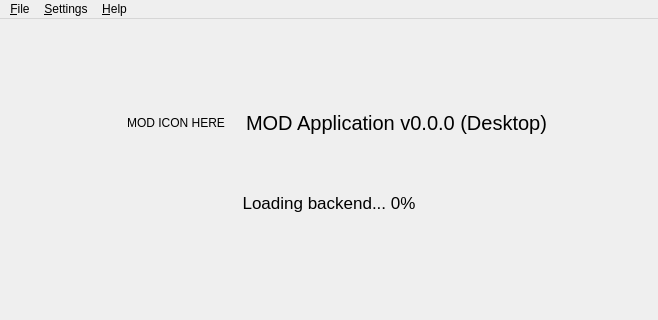
This is resources/ui/mod_host.ui in mod-audio/mod-app-legacy as Qt 5 draws it before an edit; both pictures show x 0 to 658 and y 0 to 320 of the 658 by 536 pixel window. The edited form follows.
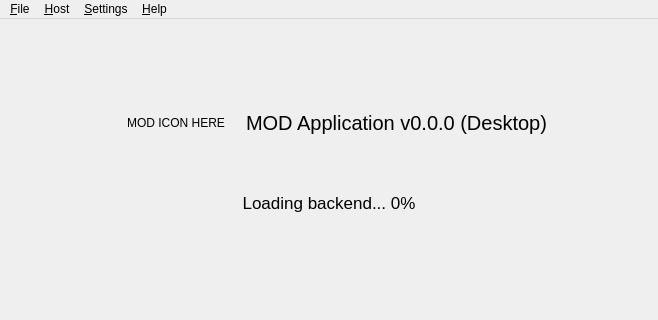
This is the edited form.

Commit message: Add "Host" menu group; Better handling of mod-host crashes

```diff
--- a/resources/ui/mod_host.ui
+++ b/resources/ui/mod_host.ui
@@ -184,7 +184,17 @@
     <addaction name="act_help_project"/>
     <addaction name="act_help_website"/>
    </widget>
+   <widget class="QMenu" name="menu_Host">
+    <property name="title">
+     <string>&amp;Host</string>
+    </property>
+    <addaction name="act_host_start"/>
+    <addaction name="act_host_stop"/>
+    <addaction name="separator"/>
+    <addaction name="act_host_configure"/>
+   </widget>
    <addaction name="menu_File"/>
+   <addaction name="menu_Host"/>
    <addaction name="menu_Settings"/>
    <addaction name="menu_Help"/>
   </widget>
```
Left out of the diff: 15 changed lines with no effect on the pictures. The commit also changes 1 other file.
